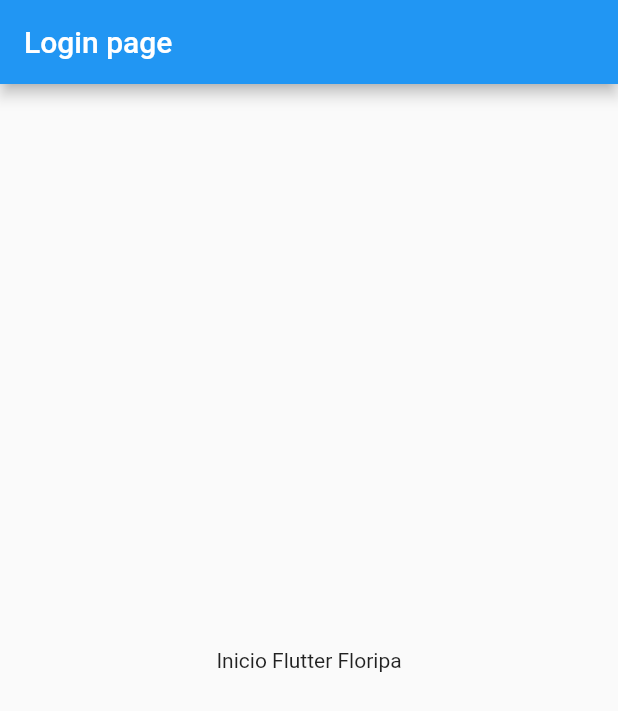
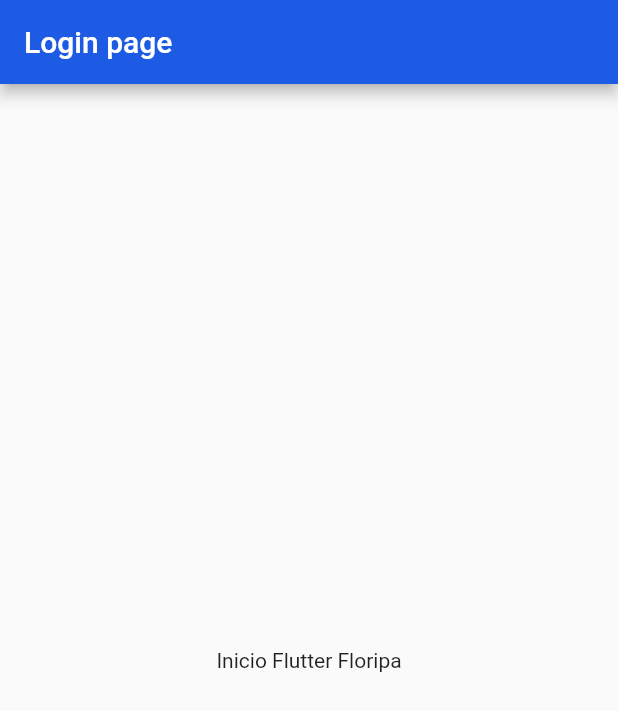
Before and after one commit to FilipeH14/flutter_floripa, a Flutter app: the screen it shows after launch, on a phone screen of 412 x 824 dp. Shown: the top 711 px of the screen. Run offline on Flutter 3.47's test engine with Material 2 defaults, Android fonts, the phone set to English and light mode, and no system bars.

```diff
--- a/lib/app/floripa_init.dart
+++ b/lib/app/floripa_init.dart
@@ -1,17 +1,29 @@
 import 'package:flutter/material.dart';
-import 'package:flutter_floripa/app/modules/auth/login/login_page.dart';
 import 'package:flutter_floripa/app/modules/floripa_app_module.dart';
+import 'package:flutter_floripa/app/routes/routes_name.dart';
+import 'package:flutter_floripa/app/routes/routes_page.dart';
+import 'package:flutter_floripa/app/shared/styles/floripa_colors.dart';
 
 class FloripaInit extends StatelessWidget {
   const FloripaInit({Key? key}) : super(key: key);
 
   @override
   Widget build(BuildContext context) {
-    return const FloripaAppModule(
+    return FloripaAppModule(
       child: MaterialApp(
         title: 'Flutter Floripa',
         debugShowCheckedModeBanner: false,
-        home: LoginPage(),
+        theme: ThemeData(
+          primaryColor: FloripaColors.i.primary,
+          colorScheme: ColorScheme.fromSeed(
+            seedColor: FloripaColors.i.primary,
+            primary: FloripaColors.i.primary,
+            secondary: FloripaColors.i.secondary,
+          ),
+        ),
+        initialRoute: RoutesName.auth,
+        routes: RoutesPage.routes,
+        // home: const LoginPage(),
       ),
     );
   }
--- a/lib/app/modules/auth/auth_module.dart
+++ /dev/null
@@ -1,3 +0,0 @@
-class AuthModule {
-
-}
--- /dev/null
+++ b/lib/app/modules/auth/login/login_controller.dart
@@ -0,0 +1 @@
+class LoginController {}
--- /dev/null
+++ b/lib/app/routes/routes_name.dart
@@ -0,0 +1,3 @@
+class RoutesName {
+  static const String auth = '/auth';
+}
--- /dev/null
+++ b/lib/app/routes/routes_page.dart
@@ -0,0 +1,9 @@
+import 'package:flutter/material.dart';
+import 'package:flutter_floripa/app/modules/auth/login/login_page.dart';
+import 'package:flutter_floripa/app/routes/routes_name.dart';
+
+class RoutesPage {
+  static final routes = {
+    RoutesName.auth: (context) => const LoginPage(),
+  };
+}
```
